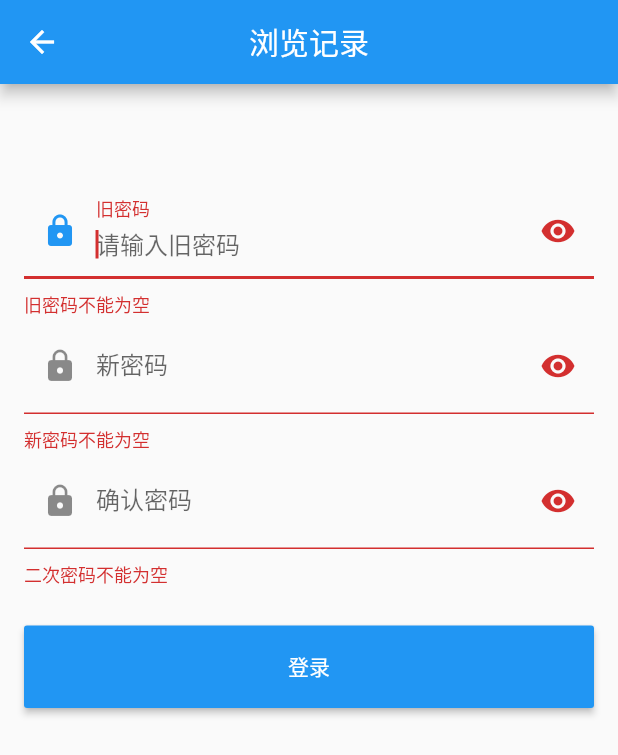
After one commit to yangzhao1/cadre, a Flutter app: the UpdatePW screen opened directly, on a phone screen of 412 x 824 dp. The commit adds this screen. Shown: the top 755 px of the screen. Run offline on Flutter 3.47's test engine with Material 2 defaults, Android fonts, the phone set to English and light mode, and no system bars; our stand-ins replace fl_chart, flutter_swiper; missing offline and left inert: easy_listview.

Commit message:
提交我的里面的东西

```diff
--- /dev/null
+++ b/lib/pages/password/UpdatePW.dart
@@ -0,0 +1,121 @@
+import 'package:flutter/material.dart';
+
+class UpdatePW extends StatefulWidget {
+  UpdatePW({Key key}) : super(key: key);
+
+  _UpdatePWState createState() => _UpdatePWState();
+}
+
+class _UpdatePWState extends State<UpdatePW> {
+
+  TextEditingController _oldPwdController = new TextEditingController();
+  TextEditingController _newPwdController1 = new TextEditingController();
+  TextEditingController _newPwdController2 = new TextEditingController();
+
+  bool pwdShow = false; //密码是否显示明文
+  GlobalKey _formKey = new GlobalKey<FormState>();
+  bool _nameAutoFocus = true;
+
+  @override
+  Widget build(BuildContext context) {
+    return Scaffold(
+      appBar: AppBar(
+        title: Text("浏览记录"),
+        centerTitle: true
+      ),
+      body: Padding(
+        padding: const EdgeInsets.all(16.0),
+        child: Form(
+          key: _formKey,
+          autovalidate: true,
+          child: Column(
+            children: <Widget>[
+              SizedBox(height: 50),
+              TextFormField(
+                  autofocus: _nameAutoFocus,
+                  controller: _oldPwdController,
+                  decoration: InputDecoration(
+                    labelText: "旧密码",
+                    hintText: "请输入旧密码",
+                    prefixIcon: Icon(Icons.lock),
+                    suffixIcon: IconButton(
+                      icon: Icon(
+                          pwdShow ? Icons.visibility_off : Icons.visibility),
+                      onPressed: () {
+                        setState(() {
+                          pwdShow = !pwdShow;
+                        });
+                      },
+                    )),
+                  obscureText: !pwdShow,
+                  // 校验用户名（不能为空）
+                  validator: (v) {
+                    return v.trim().isNotEmpty ? null : "旧密码不能为空";
+                  }),
+              TextFormField(
+                controller: _newPwdController1,
+                autofocus: !_nameAutoFocus,
+                decoration: InputDecoration(
+                    labelText: "新密码",
+                    hintText: "请输入新密码",
+                    prefixIcon: Icon(Icons.lock),
+                    suffixIcon: IconButton(
+                      icon: Icon(
+                          pwdShow ? Icons.visibility_off : Icons.visibility),
+                      onPressed: () {
+                        setState(() {
+                          pwdShow = !pwdShow;
+                        });
+                      },
+                    )),
+                obscureText: !pwdShow,
+                //校验密码（不能为空）
+                validator: (v) {
+                  return v.trim().isNotEmpty ? null : "新密码不能为空";
+                },
+              ),
+              TextFormField(
+                controller: _newPwdController1,
+                autofocus: !_nameAutoFocus,
+                decoration: InputDecoration(
+                    labelText: "确认密码",
+                    hintText: "请再次输入新密码",
+                    prefixIcon: Icon(Icons.lock),
+                    suffixIcon: IconButton(
+                      icon: Icon(
+                          pwdShow ? Icons.visibility_off : Icons.visibility),
+                      onPressed: () {
+                        setState(() {
+                          pwdShow = !pwdShow;
+                        });
+                      },
+                    )),
+                obscureText: !pwdShow,
+                //校验密码（不能为空）
+                validator: (v) {
+                  return v.trim().isNotEmpty ? null : "二次密码不能为空";
+                },
+              ),
+              Padding(
+                padding: const EdgeInsets.only(top: 25),
+                child: ConstrainedBox(
+                  constraints: BoxConstraints.expand(height: 55.0),
+                  child: RaisedButton(
+                    color: Theme.of(context).primaryColor,
+                    onPressed: _onLogin,
+                    textColor: Colors.white,
+                    child: Text("登录"),
+                  ),
+                ),
+              ),
+            ],
+          ),
+        ),
+      ),
+    );
+  }
+
+  void _onLogin() {
+    Navigator.pop(context);
+  }
+}
```
Also changed, not shown: lib/pages/collect/Collect.dart (added, +57 -0 lines), lib/pages/dataBank/DataBank.dart (added, +40 -0 lines), lib/pages/history/History.dart (added, +41 -0 lines), lib/pages/me/Me.dart (+63 -9 lines).
